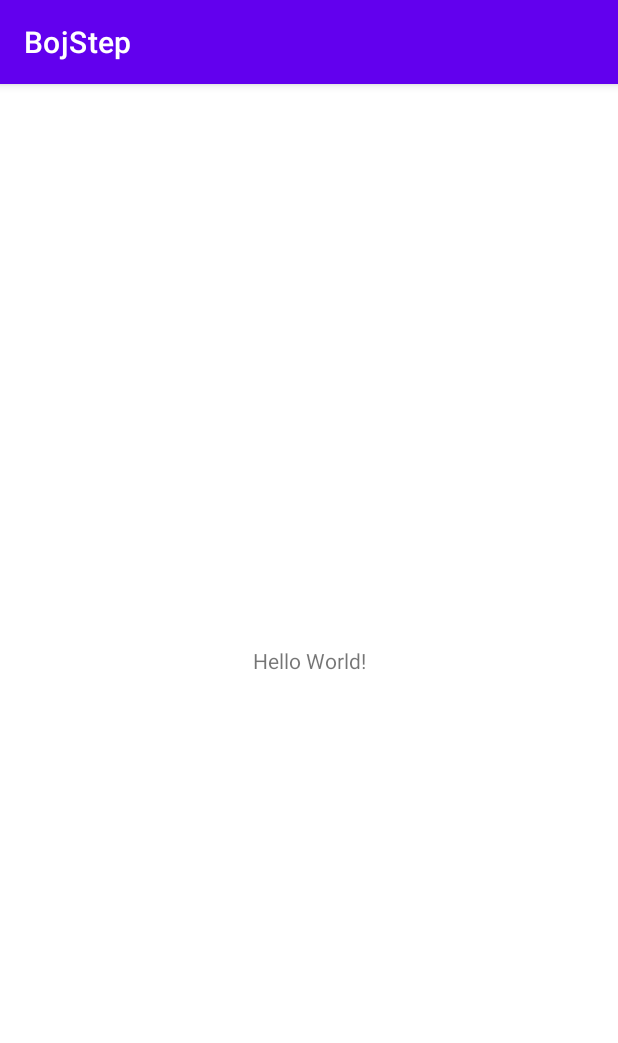
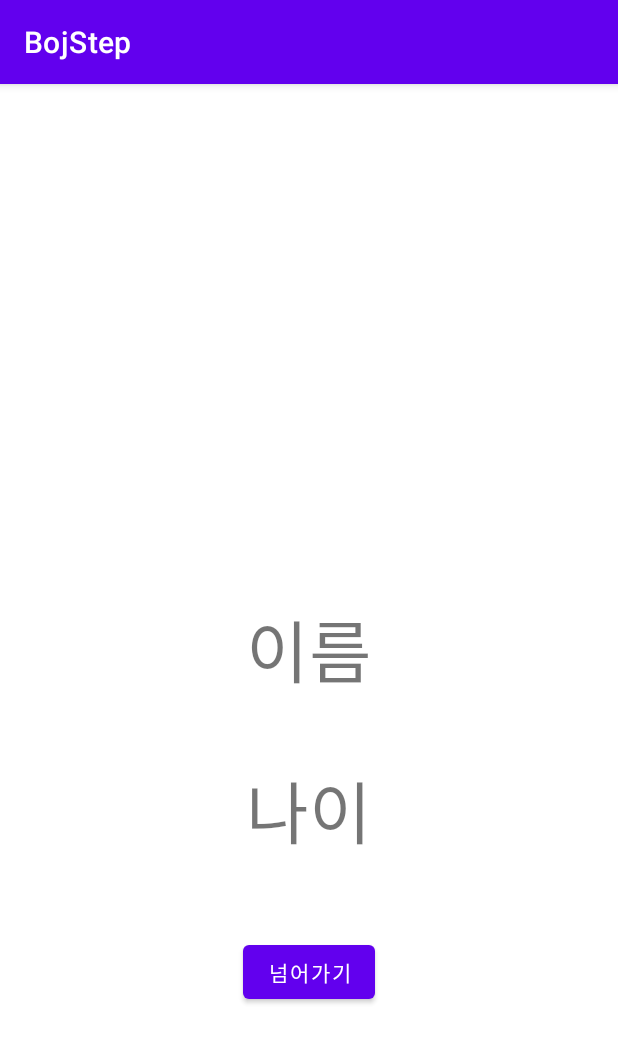
Before and after one commit to dltmddyd321/CodingTest-Study, an Android app: the screen it shows after launch (MainActivity), on a phone screen of 412 x 824 dp. Shown: the top 1043 px of the screen. Run offline under Robolectric (Android 15) with nearby library versions, the phone set to English and light mode, and no system bars.

Commit message:
registerForActivityResult

```diff
--- a/Kotlin/BOJSteps/BojStep/app/src/main/java/com/sycompany/bojstep/MainActivity.kt
+++ b/Kotlin/BOJSteps/BojStep/app/src/main/java/com/sycompany/bojstep/MainActivity.kt
@@ -1,20 +1,47 @@
 package com.sycompany.bojstep
 
+import android.annotation.SuppressLint
+import android.content.Intent
 import androidx.appcompat.app.AppCompatActivity
 import android.os.Bundle
-import android.util.Log
-import android.webkit.MimeTypeMap
+import android.widget.Button
+import android.widget.TextView
+import androidx.activity.result.ActivityResultLauncher
+import androidx.activity.result.contract.ActivityResultContracts
 
 class MainActivity : AppCompatActivity() {
+
+    private lateinit var resultLauncher: ActivityResultLauncher<Intent>
+    private lateinit var textName : TextView
+    private lateinit var textAge : TextView
+    private lateinit var nextBtn : Button
+
     override fun onCreate(savedInstanceState: Bundle?) {
         super.onCreate(savedInstanceState)
         setContentView(R.layout.activity_main)
 
-        val longStr = getString(R.string.long_str)
-        val fileExtension = MimeTypeMap.getFileExtensionFromUrl(longStr)
+        textName = findViewById(R.id.textName)
+        textAge = findViewById(R.id.textAge)
+        nextBtn = findViewById(R.id.nextBtn)
 
-        val result = longStr.substring(longStr.lastIndexOf("."))
+        initResultText()
 
-        Log.d("확장자명", "file ext : $result")
+        nextBtn.setOnClickListener {
+            val intent = Intent(this,SecondActivity::class.java)
+            resultLauncher.launch(intent) // startActivityForResult 랑 동일한 기능 이다.
+        }
+    }
+
+    @SuppressLint("SetTextI18n")
+    private fun initResultText() {
+        resultLauncher = registerForActivityResult(ActivityResultContracts.StartActivityForResult()) {
+            if (it.resultCode == RESULT_OK) {
+                val name = it.data?.getStringExtra("name") ?: ""
+                val age = it.data?.getStringExtra("age") ?: ""
+
+                textName.text = "이름 : $name"
+                textAge.text = "나이 : $age 살"
+            }
+        }
     }
 }
--- a/Kotlin/BOJSteps/BojStep/app/src/main/res/layout/activity_main.xml
+++ b/Kotlin/BOJSteps/BojStep/app/src/main/res/layout/activity_main.xml
@@ -7,12 +7,34 @@
     tools:context=".MainActivity">
 
     <TextView
+        android:id="@+id/textName"
         android:layout_width="wrap_content"
         android:layout_height="wrap_content"
-        android:text="Hello World!"
+        android:layout_marginBottom="40dp"
+        android:text="이름"
+        android:textSize="45sp"
+        app:layout_constraintBottom_toTopOf="@+id/textAge"
+        app:layout_constraintEnd_toEndOf="parent"
+        app:layout_constraintStart_toStartOf="parent" />
+
+    <TextView
+        android:id="@+id/textAge"
+        android:layout_width="wrap_content"
+        android:layout_height="wrap_content"
+        android:layout_marginBottom="250dp"
+        android:text="나이"
+        android:textSize="45sp"
         app:layout_constraintBottom_toBottomOf="parent"
         app:layout_constraintEnd_toEndOf="parent"
+        app:layout_constraintStart_toStartOf="parent" />
+
+    <Button
+        android:id="@+id/nextBtn"
+        android:layout_width="wrap_content"
+        android:layout_height="wrap_content"
+        android:layout_marginTop="50dp"
+        android:text="넘어가기"
+        app:layout_constraintEnd_toEndOf="parent"
         app:layout_constraintStart_toStartOf="parent"
-        app:layout_constraintTop_toTopOf="parent" />
-
+        app:layout_constraintTop_toBottomOf="@+id/textAge" />
 </androidx.constraintlayout.widget.ConstraintLayout>
```
Also changed, not shown: Kotlin/BOJSteps/BojStep/app/src/main/AndroidManifest.xml (+7 -0 lines), Kotlin/BOJSteps/BojStep/app/src/main/java/com/sycompany/bojstep/SecondActivity.kt (added, +34 -0 lines), Kotlin/BOJSteps/BojStep/app/src/main/res/layout/activity_second.xml (added, +67 -0 lines).
